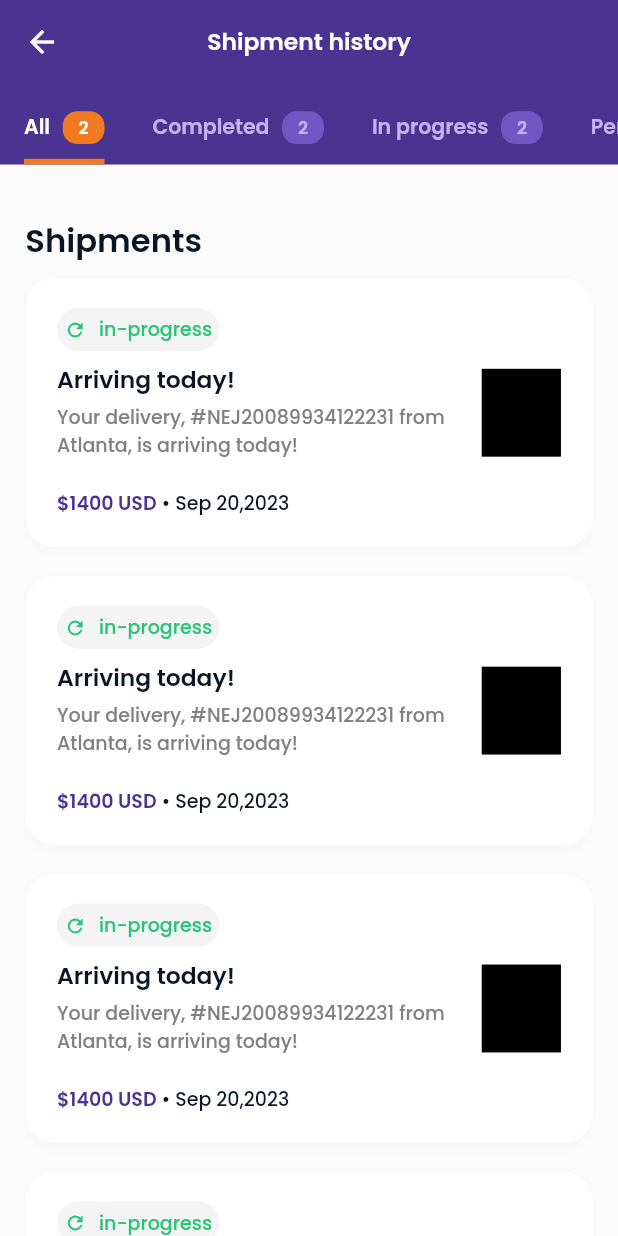
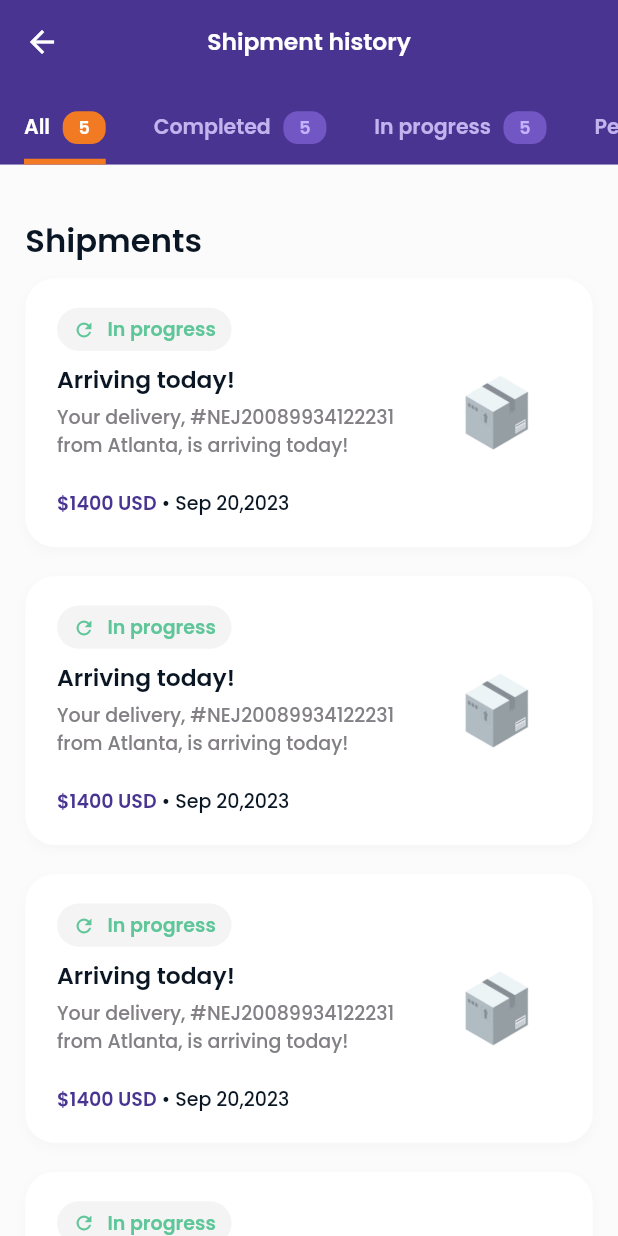
Before and after one commit to applevinc/movemate, a Flutter app: the ShipmentHistoryScreen screen opened directly, on a phone screen of 412 x 824 dp. Run offline on Flutter 3.47's test engine with Material 2 defaults, Android fonts, the phone set to English and light mode, and no system bars; drawn by our look-alikes of flutter_animate; our stand-ins replace cached_network_image, flutter_screenutil, google_fonts, material_design_icons_flutter; network calls fail.

Commit message:
updated shipment history

```diff
--- a/lib/assets/images.dart
+++ b/lib/assets/images.dart
@@ -3,6 +3,7 @@ class AppImages {
 
   static const logo = 'assets/logo.png';
   static const box = 'assets/box.png';
+  static const boxWithShadow = 'assets/box-with-shadow.png';
   static const cargoShip = 'assets/cargo-ship.png';
   static const cargoTruck = 'assets/cargo-truck.png';
   static const train = 'assets/train.png';
--- /dev/null
+++ b/lib/enums/shipment_status.enum.dart
@@ -0,0 +1 @@
+enum ShipmentStatus { completed, inProgress, pending, cancelled }
--- a/lib/screens/shipment_history/components/shipment_history_view.dart
+++ b/lib/screens/shipment_history/components/shipment_history.view.dart
@@ -1,33 +1,45 @@
 import 'package:flutter/material.dart';
 import 'package:flutter_animate/flutter_animate.dart';
 import 'package:flutter_screenutil/flutter_screenutil.dart';
+import 'package:movemate/assets/images.dart';
 import 'package:movemate/core/styles/colors.dart';
 import 'package:movemate/core/styles/spacing.dart';
 import 'package:movemate/core/styles/text.dart';
+import 'package:movemate/enums/shipment_status.enum.dart';
 
 class ShipmentHistoryView extends StatelessWidget {
-  const ShipmentHistoryView({super.key});
+  const ShipmentHistoryView({super.key, required this.shipmentStatus});
+
+  final ShipmentStatus shipmentStatus;
 
   @override
   Widget build(BuildContext context) {
     return ListView.separated(
-      itemCount: 50,
+      itemCount: 5,
       padding: EdgeInsets.only(
         top: 10.h,
         left: AppPadding.horizontal,
         right: AppPadding.horizontal,
         bottom: 40.h,
       ),
-      itemBuilder: (context, index) => ShipmentHistoryCard(index: index),
+      itemBuilder: (context, index) => ShipmentHistoryCard(
+        index: index,
+        shipmentStatus: shipmentStatus,
+      ),
       separatorBuilder: (context, index) => SizedBox(height: 20.h),
     );
   }
 }
 
 class ShipmentHistoryCard extends StatelessWidget {
-  const ShipmentHistoryCard({super.key, required this.index});
+  const ShipmentHistoryCard({
+    super.key,
+    required this.index,
+    required this.shipmentStatus,
+  });
 
   final int index;
+  final ShipmentStatus shipmentStatus;
 
   @override
   Widget build(BuildContext context) {
@@ -47,7 +59,7 @@ class ShipmentHistoryCard extends StatelessWidget {
             child: Column(
               crossAxisAlignment: CrossAxisAlignment.start,
               children: [
-                const ShipmentStatusView(),
+                ShipmentStatusView(shipmentStatus),
                 SizedBox(height: 8.h),
                 Text(
                   'Arriving today!',
@@ -85,14 +97,14 @@ class ShipmentHistoryCard extends StatelessWidget {
             ),
           ),
           SizedBox(width: 10.w),
-          Container(
-            height: 60.h,
-            width: 50.w,
-            color: Colors.black,
+          Image.asset(
+            AppImages.box,
+            height: 80.h,
+            width: 80.w,
           ),
         ],
       ),
-    ).animate(key: UniqueKey()).slideY(
+    ).animate().slideY(
           begin: 0.7.h,
           duration: Duration(milliseconds: 600 + (index * 100)),
           curve: Curves.easeIn,
@@ -101,13 +113,56 @@ class ShipmentHistoryCard extends StatelessWidget {
 }
 
 class ShipmentStatusView extends StatelessWidget {
-  const ShipmentStatusView({super.key});
+  const ShipmentStatusView(this.shipmentStatus, {super.key});
+
+  final ShipmentStatus shipmentStatus;
 
   @override
   Widget build(BuildContext context) {
+    switch (shipmentStatus) {
+      case ShipmentStatus.inProgress:
+        return view(
+          context: context,
+          icon: Icons.refresh,
+          color: const Color(0xff5ec699),
+          message: 'In progress',
+        );
+      case ShipmentStatus.completed:
+        return view(
+          context: context,
+          icon: Icons.check_circle_outline,
+          color: const Color(0xffbd7d09),
+          message: 'Completed',
+        );
+      case ShipmentStatus.cancelled:
+        return view(
+          context: context,
+          icon: Icons.refresh,
+          color: const Color(0xffd2556d),
+          message: 'Cancelled',
+        );
+      case ShipmentStatus.pending:
+        return view(
+          context: context,
+          icon: Icons.published_with_changes_outlined,
+          color: Colors.blue,
+          message: 'Loading',
+        );
+      default:
+    }
+
+    return const SizedBox.shrink();
+  }
+
+  UnconstrainedBox view({
+    required BuildContext context,
+    required IconData icon,
+    required Color color,
+    required String message,
+  }) {
     return UnconstrainedBox(
       child: Container(
-        padding: EdgeInsets.all(5.sp),
+        padding: EdgeInsets.symmetric(vertical: 5.h, horizontal: 10.w),
         decoration: BoxDecoration(
           color: AppColors.grey,
           borderRadius: BorderRadius.circular(20.r),
@@ -115,16 +170,17 @@ class ShipmentStatusView extends StatelessWidget {
         child: Row(
           children: [
             Icon(
-              Icons.refresh,
-              color: AppColors.green,
+              icon,
+              color: color,
               size: 15.sp,
+              weight: 2.sp,
             ),
             SizedBox(width: 8.w),
             Text(
-              'in-progress',
-              style: AppText.bold500(context).copyWith(
+              message,
+              style: AppText.bold600(context).copyWith(
                 fontSize: 13.sp,
-                color: AppColors.green,
+                color: color,
               ),
             ),
           ],
--- a/lib/screens/shipment_history/components/shipment_history_appbar.dart
+++ b/lib/screens/shipment_history/components/shipment_history_appbar.dart
@@ -107,7 +107,7 @@ class _Tab extends StatelessWidget {
   @override
   Widget build(BuildContext context) {
     //final count = (Random().nextInt(5) + 1).toString();
-    const count = '2';
+    const count = '5';
 
     return AnimatedButton(
       onTap: () {
--- a/lib/screens/shipment_history/shipment_history_screen.dart
+++ b/lib/screens/shipment_history/shipment_history_screen.dart
@@ -3,9 +3,10 @@ import 'package:flutter_screenutil/flutter_screenutil.dart';
 import 'package:movemate/core/styles/spacing.dart';
 import 'package:movemate/core/styles/text.dart';
 import 'package:movemate/core/utils/navigator.dart';
+import 'package:movemate/enums/shipment_status.enum.dart';
 import 'package:movemate/screens/dashboardview.dart';
 import 'package:movemate/screens/shipment_history/components/shipment_history_appbar.dart';
-import 'package:movemate/screens/shipment_history/components/shipment_history_view.dart';
+import 'package:movemate/screens/shipment_history/components/shipment_history.view.dart';
 
 class ShipmentHistoryScreen extends StatefulWidget {
   const ShipmentHistoryScreen({super.key});
@@ -63,7 +64,13 @@ class _ShipmentHistoryScreenState extends State<ShipmentHistoryScreen>
           },
           body: TabBarView(
             controller: tabController,
-            children: List.generate(5, (index) => const ShipmentHistoryView()),
+            children: const [
+              ShipmentHistoryView(shipmentStatus: ShipmentStatus.inProgress),
+              ShipmentHistoryView(shipmentStatus: ShipmentStatus.completed),
+              ShipmentHistoryView(shipmentStatus: ShipmentStatus.inProgress),
+              ShipmentHistoryView(shipmentStatus: ShipmentStatus.pending),
+              ShipmentHistoryView(shipmentStatus: ShipmentStatus.cancelled),
+            ],
           ),
         ),
       ),
```
Also changed, not shown: assets/box-with-shadow.png (added), assets/box.png.
